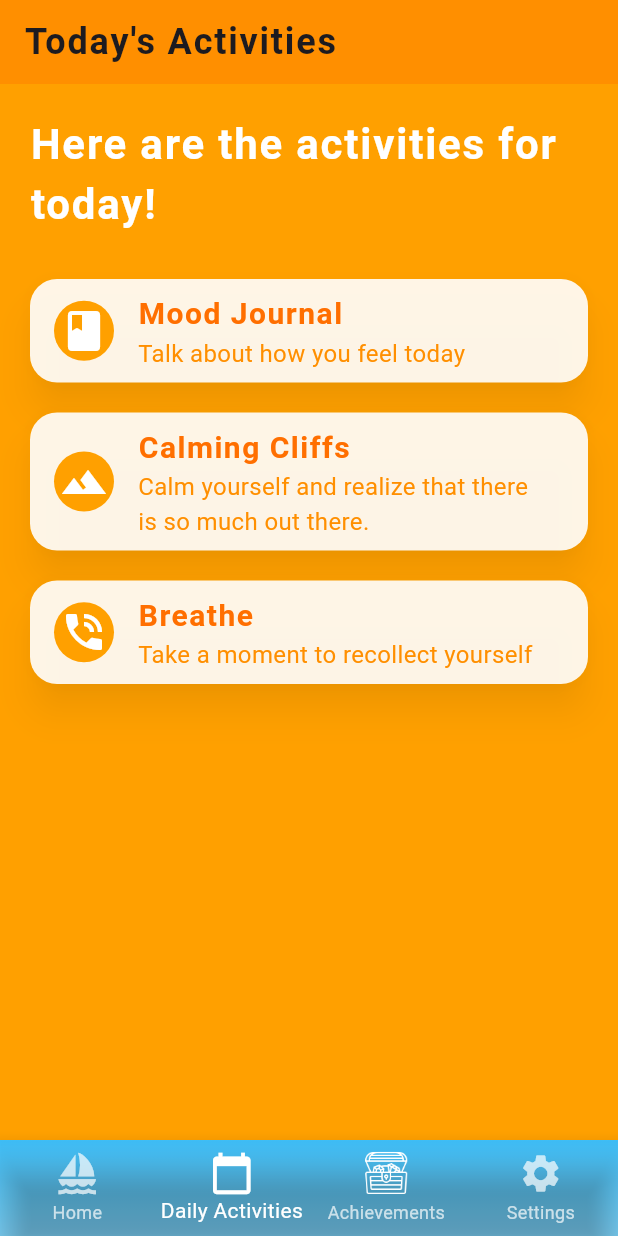
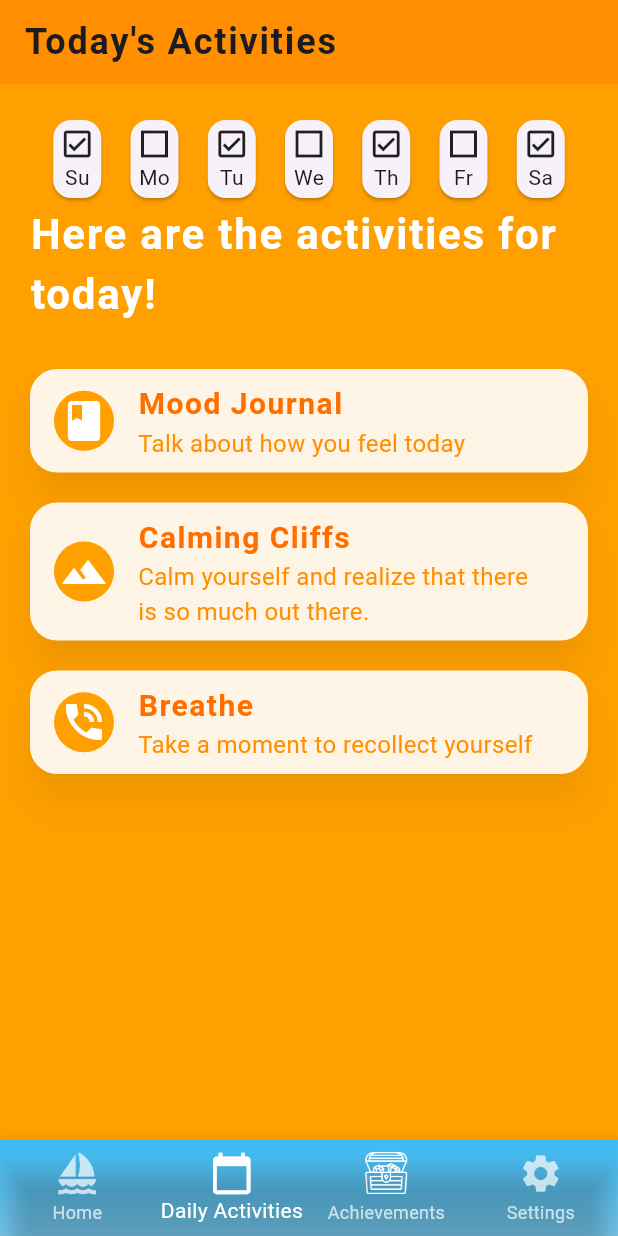
Before and after one commit to Kenneth-W-Chen/mindfulness-app, a Flutter app: the screen it shows after launch, item 2 of the bottom bar chosen, on a phone screen of 412 x 824 dp. Run offline on Flutter 3.47's test engine with Material 3 defaults, Android fonts, the phone set to English and light mode, and no system bars; our stand-ins replace audioplayers, fl_chart, flutter_local_notifications, flutter_timezone, sqflite, timezone; accounts and stored records are empty.

Commit message:
Create basic completion indicator design

```diff
--- a/lib/screens/todays_activities.dart
+++ b/lib/screens/todays_activities.dart
@@ -102,6 +102,22 @@ class _TodaysActivitiesScreenState extends State<TodaysActivitiesScreen> {
           child: Column(
             crossAxisAlignment: CrossAxisAlignment.start,
             children: [
+              Center(
+                child:
+                  Row(
+                    mainAxisAlignment: MainAxisAlignment.spaceEvenly,
+                    crossAxisAlignment: CrossAxisAlignment.center,
+                    children: [
+                    completionCard(true,'Su'),
+                    completionCard(false,'Mo'),
+                    completionCard(true,'Tu'),
+                    completionCard(false,'We'),
+                    completionCard(true,'Th'),
+                    completionCard(false,'Fr'),
+                    completionCard(true,'Sa'),
+                    ],
+                  )
+              ),
               const Text(
                 "Here are the activities for today!",
                 style: TextStyle(
@@ -162,4 +178,19 @@ class _TodaysActivitiesScreenState extends State<TodaysActivitiesScreen> {
       ),
     );
   }
+
+  Card completionCard(bool completed, String day){
+    return Card(
+        child:
+            Padding(
+                padding: EdgeInsets.all(4.0),
+                child:
+        Column(
+          children: [
+            Icon(completed? Icons.check_box_outlined:Icons.square_outlined),
+            Text(day)
+          ],
+        ))
+    );
+  }
 }
```
